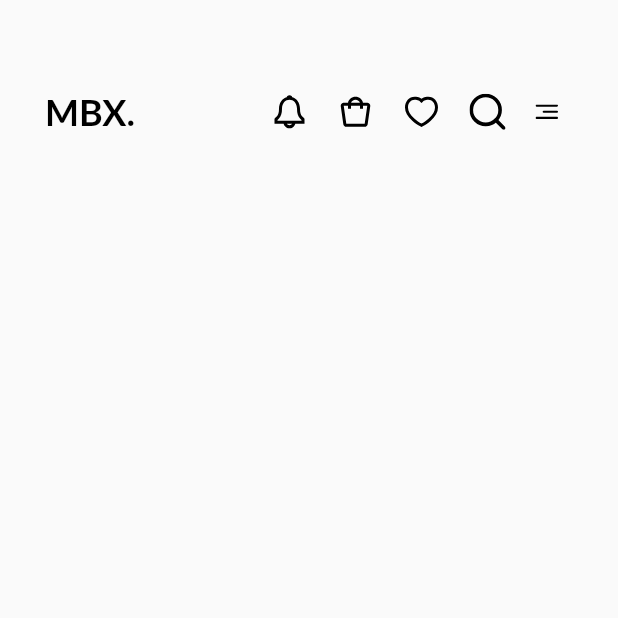
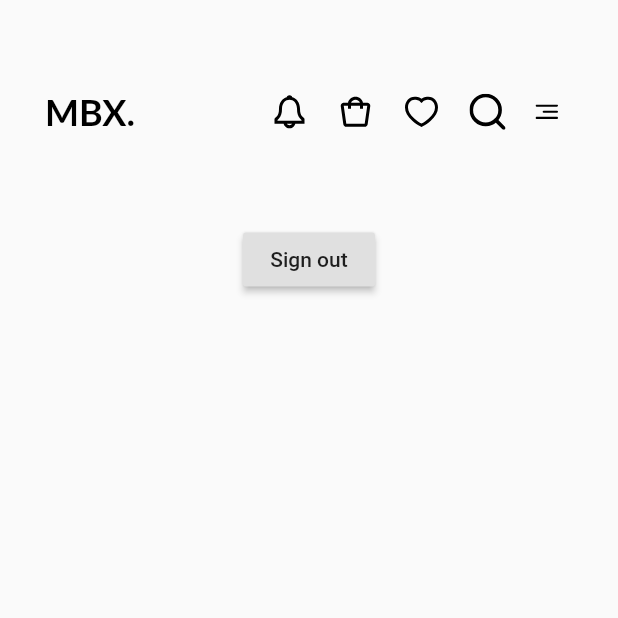
Before and after one commit to Priyank295/MBX, a Flutter app: the HomePage screen opened directly, on a phone screen of 412 x 824 dp, the top half of it. Run offline on Flutter 3.47's test engine with Material 2 defaults, Android fonts, the phone set to English and light mode, and no system bars; our stand-ins replace cloud_firestore, email_validator, firebase_auth, firebase_core, flutter_svg, get and 4 more; missing offline and left inert: custom_check_box; accounts and stored records are empty.

Commit message:
Update homepage.dart

```diff
--- a/lib/homepage.dart
+++ b/lib/homepage.dart
@@ -83,14 +83,14 @@ class _HomePageState extends State<HomePage> {
               ],
             ),
           ),
-          // Center(
-          //   child: RaisedButton(
-          //     onPressed: () {
-          //       signOut();
-          //     },
-          //     child: Text("Sign out"),
-          //   ),
-          // )
+          Center(
+            child: RaisedButton(
+              onPressed: () {
+                signOut();
+              },
+              child: Text("Sign out"),
+            ),
+          )
           // Center(
           //     child: Lottie.asset("assets/loading.json",
           //         frameRate: FrameRate(60), height: 250, width: 250)),
```
